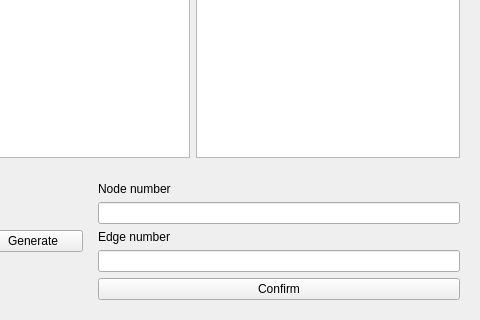
Above: generator_ui.ui from KrowFeather/Graph_Generator before the change; both pictures show x 320 to 800 and y 430 to 750 of the 800 by 750 pixel window. Below: the same form after it.
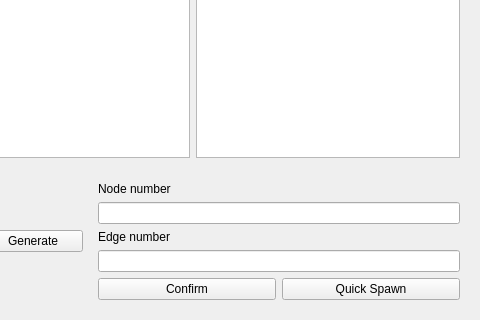
That is the form after the change.

The edit to the form file:
```diff
--- a/generator_ui.ui
+++ b/generator_ui.ui
@@ -202,6 +202,13 @@
               </property>
              </widget>
             </item>
+            <item>
+             <widget class="QPushButton" name="btn_qspawn">
+              <property name="text">
+               <string>Quick Spawn</string>
+              </property>
+             </widget>
+            </item>
            </layout>
           </item>
          </layout>
```
